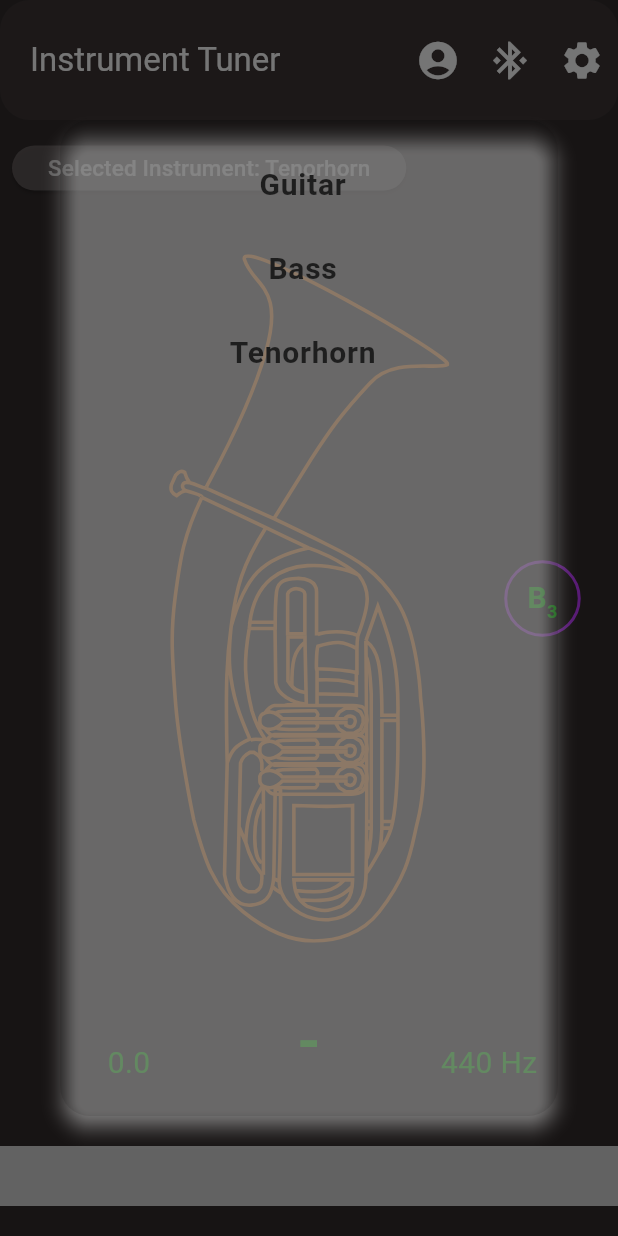
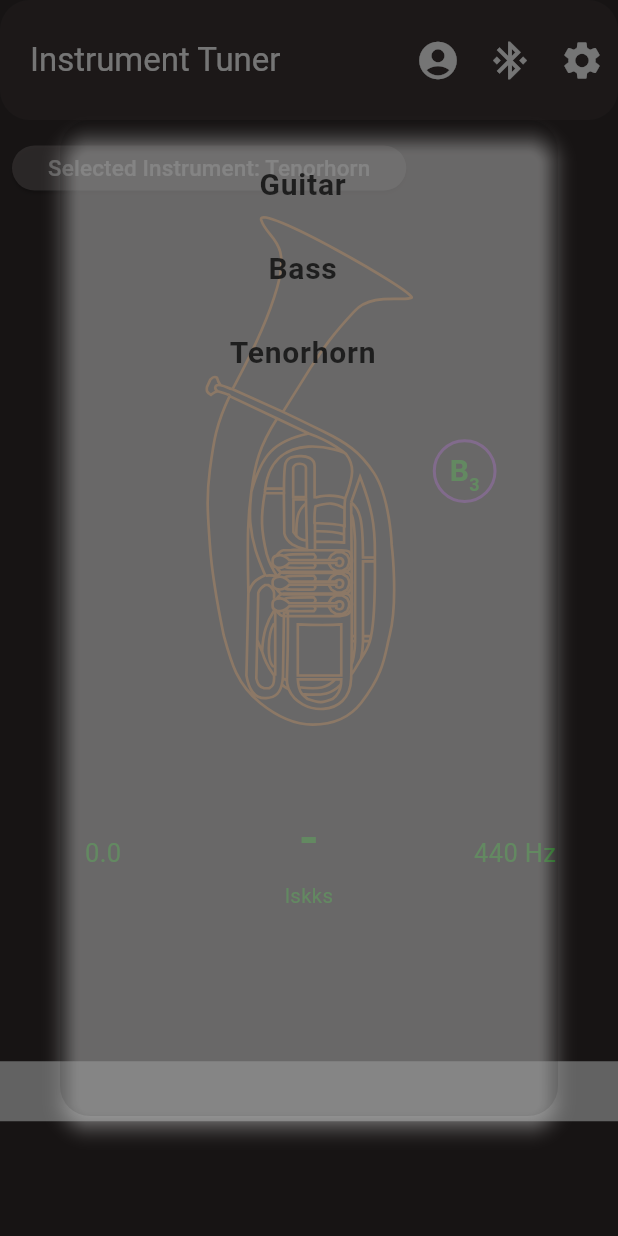
Before and after one commit to TomaszKK/music_tuner_app, a Flutter app: the screen it shows after launch, after a tap on an icon or button, on a phone screen of 412 x 824 dp. Run offline on Flutter 3.47's test engine with Material 3 defaults, Android fonts, the phone set to English and light mode, and no system bars; drawn by our look-alikes of syncfusion_flutter_gauges; our stand-ins replace flutter_blue_plus, flutter_svg, loading_animation_widget, permission_handler, platform, supabase_flutter; missing offline and left inert: bluetooth_enable_fork, wheel_picker; accounts and stored records are empty; Roboto replaces fonts that are missing (Poppins).

Commit message:
Repair responsivnes of the tuner widget

```diff
--- a/lib/screens/HomePage.dart
+++ b/lib/screens/HomePage.dart
@@ -86,7 +86,9 @@ class _HomePageState extends State<HomePage> {
           ),
         ],
       ),
-      body: Column(
+      body: LayoutBuilder(
+        builder: (BuildContext context, BoxConstraints constraints) {
+          return Column(
             crossAxisAlignment: CrossAxisAlignment.stretch,
             children: <Widget>[
               ButtonBar(
@@ -118,10 +120,15 @@ class _HomePageState extends State<HomePage> {
               Expanded(
                 child: InstrumentWidget(title: 'Instrument', selectedInstrument: _selectedInstrument),
               ),
-          const TunerWidget(title: 'Tuner'),
+              const Expanded(
+                // fit: FlexFit.tight,
+                child: TunerWidget(title: 'Tuner'),
+              ),
               //const TunerWidget(title: 'Tuner'),
             ],
-      ),
+          );
+        },
+      )
     );
   }
 
--- a/lib/widgets/TunerWidget.dart
+++ b/lib/widgets/TunerWidget.dart
@@ -47,17 +47,29 @@ class _TunerWidgetState extends State<TunerWidget> {
         // Get the list of notes once it's loaded
         List<Note> notes = snapshot.data ?? [];
 
+        return LayoutBuilder(
+          builder: (BuildContext context, BoxConstraints constraints) {
+            // Calculate the font size based on available width or height
+            double availableHeight = constraints.maxHeight;
+            double availableWidth = constraints.maxWidth;
+
+            // Use 5% or 6% of the available width/height as font size
+            double baseFontSize = availableHeight * 0.05;
+
             return Column(
               mainAxisAlignment: MainAxisAlignment.start,
               children: <Widget>[
                 const SizedBox(height: 5),
-            Row(
+                Expanded(
+                  child: Row(
                     mainAxisAlignment: MainAxisAlignment.center,
                     children: <Widget>[
-                Container(
+                      Expanded(
+                        child: Container(
                           alignment: Alignment.center,
-                  height: 50,
-                  width: 100,
+                          constraints: BoxConstraints(
+                            maxHeight: constraints.maxHeight * 0.1, // Use 10% of the available height
+                          ),
                           child: ValueListenableBuilder<double>(
                             valueListenable: BluetoothConnectorWidget.frequencyNotifier,
                             builder: (context, frequency, child) {
@@ -65,29 +77,29 @@ class _TunerWidgetState extends State<TunerWidget> {
                                 frequency.toStringAsFixed(1),
                                 style: TextStyle(
                                   color: ThemeManager().currentTheme.colorScheme.secondary,
-                          fontSize: 20,
+                                  fontSize: baseFontSize, // Set dynamic font size
                                 ),
                               );
                             },
                           ),
                         ),
-                const SizedBox(width: 20),
-                Container(
+                      ),
+                      Expanded(
+                        child: Container(
                           alignment: Alignment.center,
-                  height: 100,
-                  width: 100,
+                          constraints: BoxConstraints(
+                            maxHeight: constraints.maxHeight,
+                          ),
                           child: ValueListenableBuilder<String>(
-                    valueListenable: TunerWidget.blockedNoteNotifier, // Listen to the blocked note
+                            valueListenable: TunerWidget.blockedNoteNotifier,
                             builder: (context, blockedNote, child) {
                               return ValueListenableBuilder<double>(
                                 valueListenable: BluetoothConnectorWidget.frequencyNotifier,
                                 builder: (context, frequency, child) {
                                   String noteToDisplay;
                                   if (blockedNote.isNotEmpty) {
-                            // If a note is blocked, show the blocked note
                                     noteToDisplay = blockedNote;
                                   } else {
-                            // Otherwise, calculate the current note based on frequency
                                     Note currentNote = checkNote(notes, frequency);
                                     textUnderNote = setTextUnderNote(currentNote, frequency);
 
@@ -101,13 +113,15 @@ class _TunerWidgetState extends State<TunerWidget> {
                                   return Column(
                                     mainAxisAlignment: MainAxisAlignment.center,
                                     children: <Widget>[
-                              NoteRepresentationWidget(noteString: noteToDisplay, fontSize: 40),
-                              if (blockedNote.isEmpty)
+                                      NoteRepresentationWidget(
+                                        noteString: noteToDisplay,
+                                        fontSize: baseFontSize * 2, // Dynamically scale the font size
+                                      ),
                                       Text(
                                         textUnderNote,
                                         style: TextStyle(
                                           color: ThemeManager().currentTheme.colorScheme.secondary,
-                                    fontSize: 20,
+                                          fontSize: baseFontSize * 0.8, // Slightly smaller than the main note
                                         ),
                                       ),
                                     ],
@@ -117,24 +131,28 @@ class _TunerWidgetState extends State<TunerWidget> {
                             },
                           ),
                         ),
-                const SizedBox(width: 20),
-                Container(
+                      ),
+                      Expanded(
+                        child: Container(
                           alignment: Alignment.center,
-                  height: 50,
-                  width: 100,
+                          constraints: BoxConstraints(
+                            maxHeight: constraints.maxHeight,
+                          ),
                           child: Text(
                             '440 Hz',
                             style: TextStyle(
                               color: ThemeManager().currentTheme.colorScheme.secondary,
-                      fontSize: 20,
+                              fontSize: baseFontSize, // Dynamic font size
+                            ),
                           ),
                         ),
                       ),
                     ],
                   ),
-            const SizedBox(height: 5),
-            ValueListenableBuilder<String>(
-              valueListenable: TunerWidget.blockedNoteNotifier, // Listen to the blocked note
+                ),
+                Expanded(
+                  child: ValueListenableBuilder<String>(
+                    valueListenable: TunerWidget.blockedNoteNotifier,
                     builder: (context, blockedNote, child) {
                       return ValueListenableBuilder<double>(
                         valueListenable: BluetoothConnectorWidget.frequencyNotifier,
@@ -157,10 +175,15 @@ class _TunerWidgetState extends State<TunerWidget> {
                             50,
                           );
 
-                    return Column(
-                      mainAxisAlignment: MainAxisAlignment.center,
-                      children: [
-                        SfLinearGauge(
+                          return FittedBox(
+                            fit: BoxFit.fitWidth,
+                            child: Container(
+                              constraints: BoxConstraints(
+                                //maxHeight: constraints.maxHeight,
+                                maxWidth: constraints.maxWidth,
+                              ),
+                              // padding: const EdgeInsets.symmetric(horizontal: 16),
+                              child: SfLinearGauge(
                                 minimum: -50,
                                 maximum: 50,
                                 interval: 10,
@@ -182,10 +205,8 @@ class _TunerWidgetState extends State<TunerWidget> {
                                   LinearGaugeRange(
                                     startValue: -0.5,
                                     endValue: 0.5,
-                              // Small value to make it look like a tick
                                     color: ThemeManager().currentTheme.colorScheme.secondary,
                                     startWidth: 120,
-                              // Adjust these values to change the size of the "tick"
                                     endWidth: 120,
                                     position: LinearElementPosition.cross,
                                   ),
@@ -193,7 +214,7 @@ class _TunerWidgetState extends State<TunerWidget> {
                                 markerPointers: [
                                   LinearShapePointer(
                                     shapeType: LinearShapePointerType.rectangle,
-                              value: normalizedFrequency, // Bind this to the normalized frequency
+                                    value: normalizedFrequency,
                                     width: 2,
                                     height: 160,
                                     color: const Color(0xFFAA1717),
@@ -201,48 +222,39 @@ class _TunerWidgetState extends State<TunerWidget> {
                                   ),
                                 ],
                               ),
+                            ),
+                          );
+                        },
+                      );
+                    },
+                  ),
+                ),
+                SizedBox(height: constraints.maxHeight * 0.05),
               ],
             );
           },
         );
       },
-            ),
-            const SizedBox(
-              height: 20,
-            ),
-          ],
-        );
-      },
     );
   }
-
-  // @override
-  // void dispose() {
-  //   gaugeValue.dispose();
-  //   super.dispose();
-  // }
 
   double mapFrequencyToGaugeRange(
       double frequency, double minFreq, double maxFreq, double gaugeMin, double gaugeMax) {
     return ((frequency - minFreq) / (maxFreq - minFreq)) * (gaugeMax - gaugeMin) + gaugeMin;
   }
 
-  String setTextUnderNote(Note note, double frequency){
+  String setTextUnderNote(Note note, double frequency) {
     String text = '';
-    double Treshold = 0.1;
-    if(note.freq < (frequency - Treshold)){
+    double threshold = 0.1;
+    if (note.freq < (frequency - threshold)) {
       text = 'Lower';
-    }
-    else if(note.freq > frequency + Treshold){
+    } else if (note.freq > frequency + threshold) {
       text = 'Higher';
-    }
-    else if(frequency == 0){
-      text = '';
-    }
-    else{
+    } else if (frequency == 0) {
+      text = 'lskks';
+    } else {
       text = 'Perfect';
     }
     return text;
   }
-
 }
```
Lines whose indentation alone changed are shown as unchanged.
